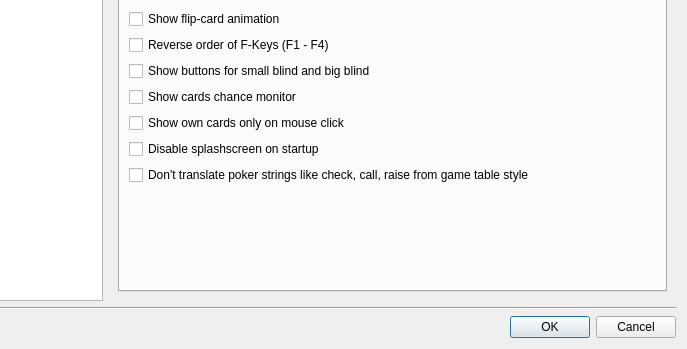
This is src/gui/qt/settingsdialog.ui in ph4n70mr1ddl3r/pokerth as Qt 5 draws it before an edit; both pictures show x 98 to 785 and y 181 to 530 of the 785 by 530 pixel window. The edited form follows.
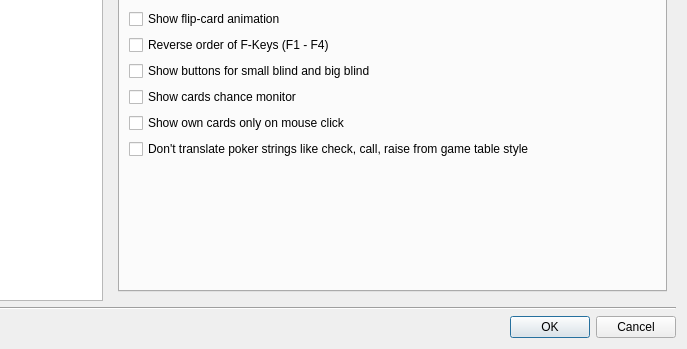
This is the edited form. Icons and pictures are not drawn. Custom widgets are drawn as their Qt base class.

The edit to the form file:
```diff
--- a/src/gui/qt/settingsdialog.ui
+++ b/src/gui/qt/settingsdialog.ui
@@ -251,13 +251,6 @@
                  </property>
                 </widget>
                </item>
-               <item row="8" column="0" colspan="2">
-                <widget class="QCheckBox" name="checkBox_disableSplashscreen">
-                 <property name="text">
-                  <string>Disable splashscreen on startup</string>
-                 </property>
-                </widget>
-               </item>
               </layout>
              </item>
              <item row="2" column="0">
```
Left out of the diff: 1 changed line with no effect on the pictures.
